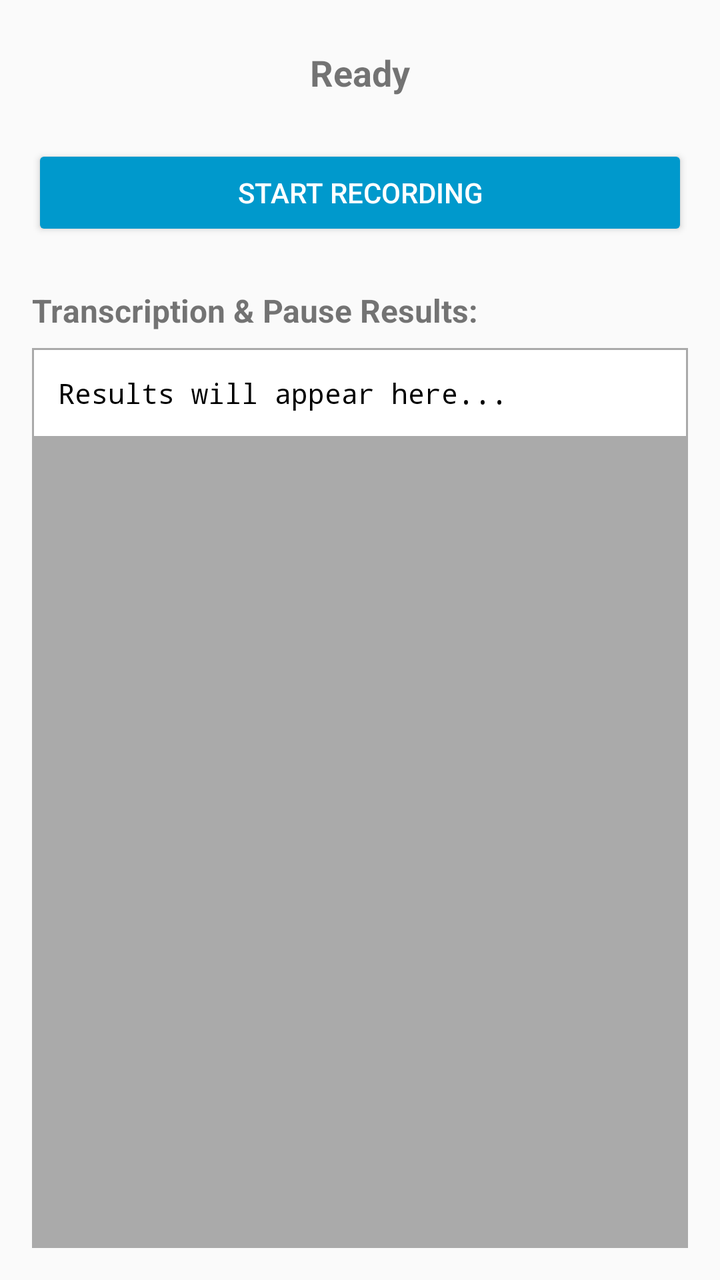
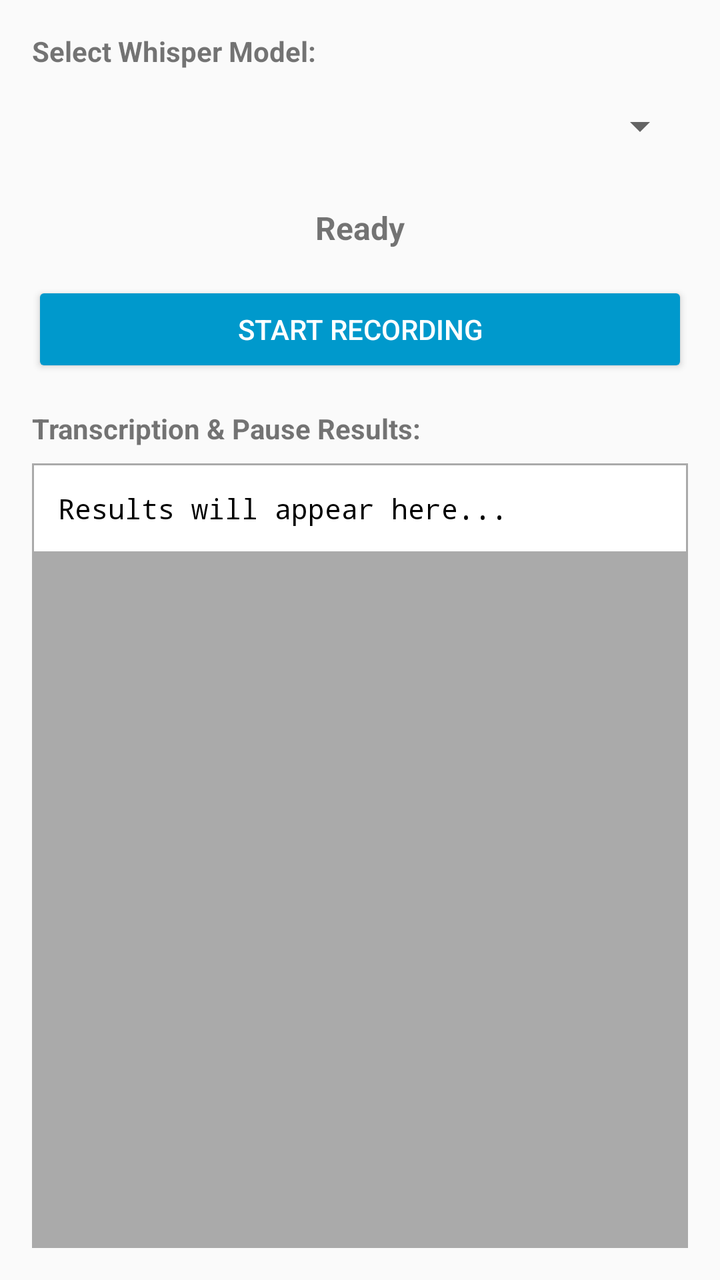

Before-and-after screenshots of an Android layout around one commit, followed by the original layout XML and the change that was made.
<!-- AndroidManifest.xml: application theme Theme.AppCompat.Light.DarkActionBar -->
<!-- res/layout/activity_main.xml -->
<?xml version="1.0" encoding="utf-8"?>
<LinearLayout xmlns:android="http://schemas.android.com/apk/res/android"
    android:layout_width="match_parent"
    android:layout_height="match_parent"
    android:orientation="vertical"
    android:fitsSystemWindows="true"
    android:padding="16dp">

    <TextView
        android:id="@+id/tvStatus"
        android:layout_width="match_parent"
        android:layout_height="wrap_content"
        android:text="@string/status_ready"
        android:textSize="18sp"
        android:textStyle="bold"
        android:gravity="center"
        android:padding="8dp" />

    <Button
        android:id="@+id/btnRecord"
        android:layout_width="match_parent"
        android:layout_height="wrap_content"
        android:layout_marginTop="16dp"
        android:text="@string/start_recording"
        android:backgroundTint="@android:color/holo_blue_dark"
        android:textColor="@android:color/white" />

    <TextView
        android:layout_width="match_parent"
        android:layout_height="wrap_content"
        android:layout_marginTop="24dp"
        android:text="Transcription &amp; Pause Results:"
        android:textSize="16sp"
        android:textStyle="bold" />

    <ScrollView
        android:layout_width="match_parent"
        android:layout_height="0dp"
        android:layout_weight="1"
        android:layout_marginTop="8dp"
        android:background="@android:color/darker_gray"
        android:padding="1dp">

        <TextView
            android:id="@+id/tvResults"
            android:layout_width="match_parent"
            android:layout_height="wrap_content"
            android:background="@android:color/white"
            android:padding="12dp"
            android:text="Results will appear here..."
            android:textColor="@android:color/black"
            android:textSize="14sp"
            android:fontFamily="monospace" />
    </ScrollView>

</LinearLayout>
<!-- resources referenced by this layout -->
<resources>
  <string name="start_recording">Start Recording</string>
  <string name="status_ready">Ready</string>
</resources>

<!-- the commit's change to res/layout/activity_main.xml (unified diff, before → after) -->
@@ -7,20 +7,62 @@
     android:padding="16dp">
 
     <TextView
+        android:layout_width="match_parent"
+        android:layout_height="wrap_content"
+        android:text="@string/label_select_model"
+        android:textSize="14sp"
+        android:textStyle="bold" />
+
+    <Spinner
+        android:id="@+id/spinnerModel"
+        android:layout_width="match_parent"
+        android:layout_height="wrap_content"
+        android:layout_marginTop="4dp"
+        android:minHeight="48dp" />
+
+    <Button
+        android:id="@+id/btnDownloadModel"
+        android:layout_width="match_parent"
+        android:layout_height="wrap_content"
+        android:layout_marginTop="8dp"
+        android:text="@string/download_model"
+        android:visibility="gone"
+        android:backgroundTint="@android:color/holo_green_dark"
+        android:textColor="@android:color/white" />
+
+    <ProgressBar
+        android:id="@+id/pbDownload"
+        style="?android:attr/progressBarStyleHorizontal"
+        android:layout_width="match_parent"
+        android:layout_height="wrap_content"
+        android:layout_marginTop="8dp"
+        android:visibility="gone" />
+
+    <TextView
+        android:id="@+id/tvDownloadProgress"
+        android:layout_width="match_parent"
+        android:layout_height="wrap_content"
+        android:layout_marginTop="4dp"
+        android:gravity="center"
+        android:textSize="12sp"
+        android:visibility="gone" />
+
+    <TextView
         android:id="@+id/tvStatus"
         android:layout_width="match_parent"
         android:layout_height="wrap_content"
+        android:layout_marginTop="12dp"
         android:text="@string/status_ready"
-        android:textSize="18sp"
+        android:textSize="16sp"
         android:textStyle="bold"
         android:gravity="center"
-        android:padding="8dp" />
+        android:padding="4dp" />
 
     <Button
         android:id="@+id/btnRecord"
         android:layout_width="match_parent"
         android:layout_height="wrap_content"
-        android:layout_marginTop="16dp"
+        android:layout_marginTop="12dp"
         android:text="@string/start_recording"
         android:backgroundTint="@android:color/holo_blue_dark"
         android:textColor="@android:color/white" />
@@ -28,9 +70,9 @@
     <TextView
         android:layout_width="match_parent"
         android:layout_height="wrap_content"
-        android:layout_marginTop="24dp"
+        android:layout_marginTop="16dp"
         android:text="Transcription &amp; Pause Results:"
-        android:textSize="16sp"
+        android:textSize="14sp"
         android:textStyle="bold" />
 
     <ScrollView
<!-- resource entries referenced after the edit -->
@@ -1,5 +1,7 @@
 <!-- resources referenced by this layout -->
 <resources>
+  <string name="download_model">Download Model</string>
+  <string name="label_select_model">Select Whisper Model:</string>
   <string name="start_recording">Start Recording</string>
   <string name="status_ready">Ready</string>
 </resources>
